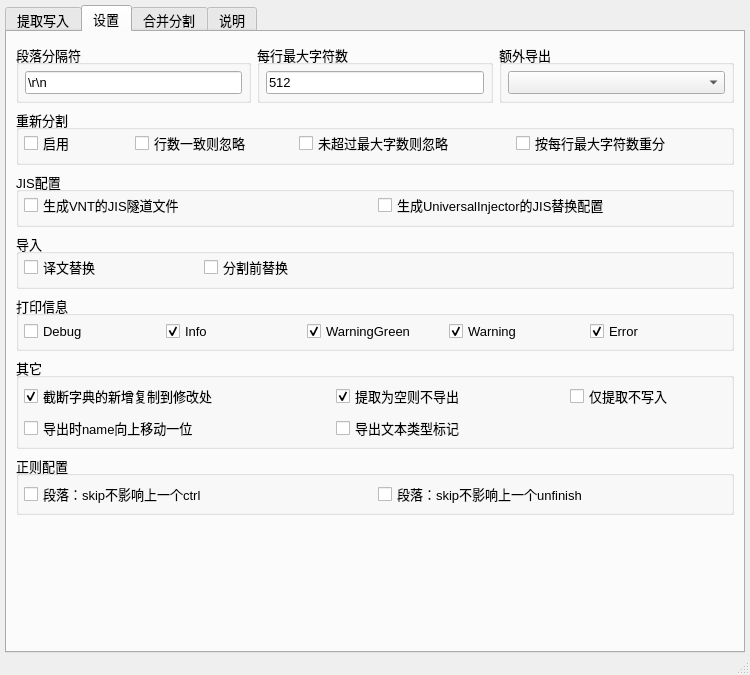
This is main/ui_mainWindow.ui in satan53x/SExtractor as Qt 5 draws it before an edit. The edited form follows.
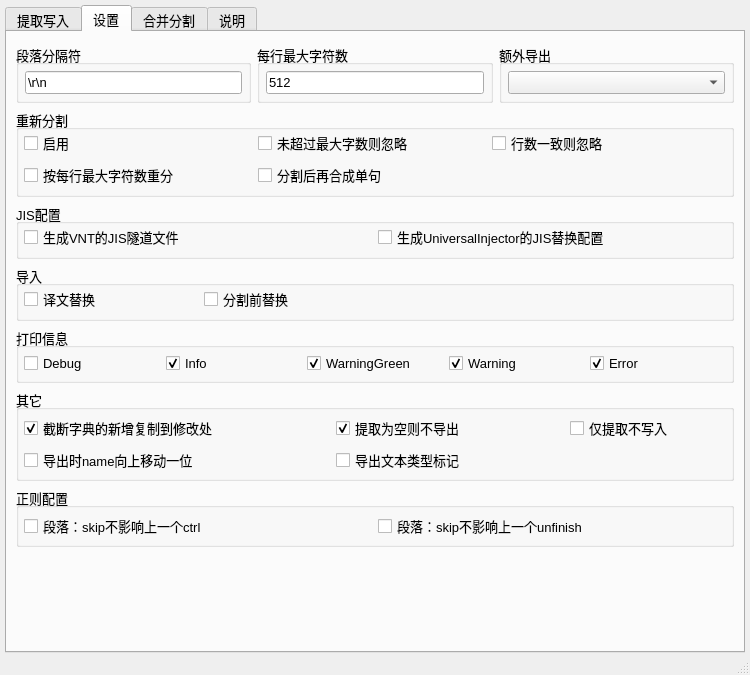
This is the edited form. The open tabs and pages were chosen to show the change.

Commit message: 添加可选功能：重新分割后再合成单句

Diff of the .ui file:
```diff
--- a/main/ui_mainWindow.ui
+++ b/main/ui_mainWindow.ui
@@ -758,7 +758,7 @@
              <property name="title">
               <string>重新分割</string>
              </property>
-             <layout class="QHBoxLayout" name="horizontalLayout_18" stretch="2,3,4,4">
+             <layout class="QVBoxLayout" name="verticalLayout_12" stretch="0,0">
               <property name="leftMargin">
                <number>5</number>
               </property>
@@ -772,12 +772,37 @@
                <number>6</number>
               </property>
               <item>
+               <widget class="QWidget" name="widget_20" native="true">
+                <layout class="QHBoxLayout" name="horizontalLayout_18" stretch="5,5,5">
+                 <property name="spacing">
+                  <number>0</number>
+                 </property>
+                 <property name="leftMargin">
+                  <number>0</number>
+                 </property>
+                 <property name="topMargin">
+                  <number>0</number>
+                 </property>
+                 <property name="rightMargin">
+                  <number>0</number>
+                 </property>
+                 <property name="bottomMargin">
+                  <number>0</number>
+                 </property>
+                 <item>
                <widget class="QCheckBox" name="splitCheck">
                 <property name="text">
                  <string>启用</string>
                 </property>
                </widget>
               </item>
+                 <item>
+                  <widget class="QCheckBox" name="ignoreNotMaxCheck">
+                   <property name="text">
+                    <string>未超过最大字数则忽略</string>
+                   </property>
+                  </widget>
+                 </item>
               <item>
                <widget class="QCheckBox" name="ignoreSameCheck">
                 <property name="text">
@@ -788,18 +813,55 @@
                 </property>
                </widget>
               </item>
-              <item>
-               <widget class="QCheckBox" name="ignoreNotMaxCheck">
-                <property name="text">
-                 <string>未超过最大字数则忽略</string>
-                </property>
+                </layout>
                </widget>
               </item>
+              <item>
+               <widget class="QWidget" name="widget_21" native="true">
+                <layout class="QHBoxLayout" name="horizontalLayout_33" stretch="5,5,5">
+                 <property name="spacing">
+                  <number>0</number>
+                 </property>
+                 <property name="leftMargin">
+                  <number>0</number>
+                 </property>
+                 <property name="topMargin">
+                  <number>0</number>
+                 </property>
+                 <property name="rightMargin">
+                  <number>0</number>
+                 </property>
+                 <property name="bottomMargin">
+                  <number>0</number>
+                 </property>
               <item>
                <widget class="QCheckBox" name="fixedMaxCheck">
                 <property name="text">
                  <string>按每行最大字符数重分</string>
                 </property>
+                  </widget>
+                 </item>
+                 <item>
+                  <widget class="QCheckBox" name="joinAfterSplitCheck">
+                   <property name="text">
+                    <string>分割后再合成单句</string>
+                   </property>
+                  </widget>
+                 </item>
+                 <item>
+                  <spacer name="horizontalSpacer_7">
+                   <property name="orientation">
+                    <enum>Qt::Horizontal</enum>
+                   </property>
+                   <property name="sizeHint" stdset="0">
+                    <size>
+                     <width>40</width>
+                     <height>20</height>
+                    </size>
+                   </property>
+                  </spacer>
+                 </item>
+                </layout>
                </widget>
               </item>
              </layout>
```
Lines whose indentation alone changed are shown as unchanged. The commit also changes 7 other files.
